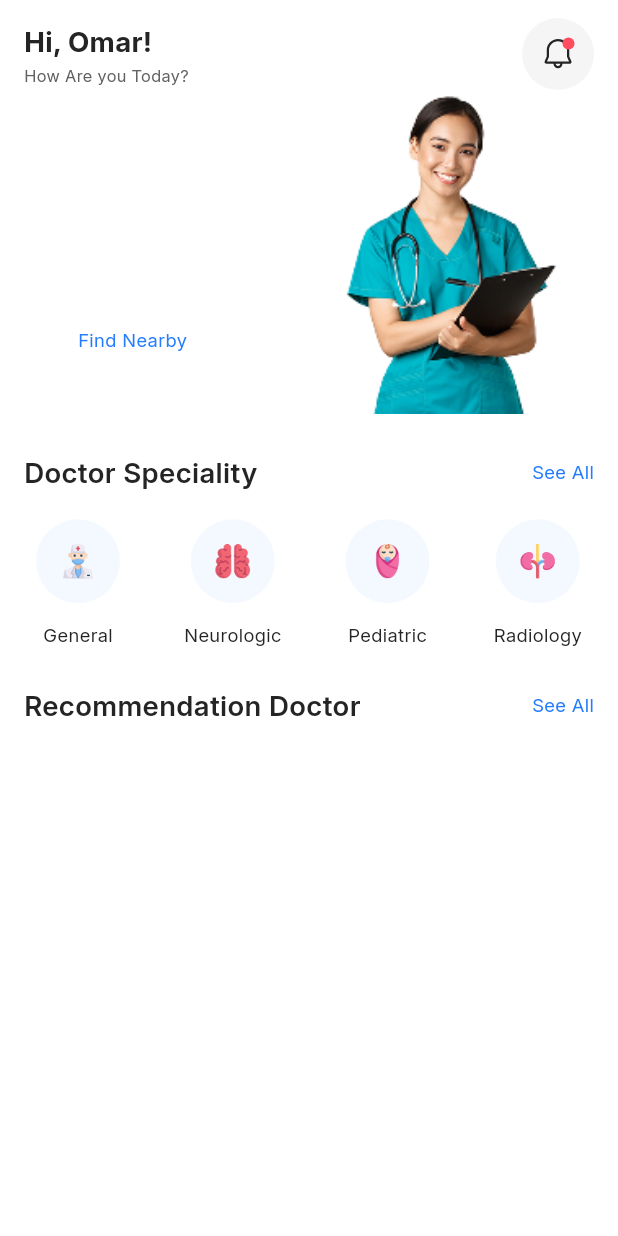
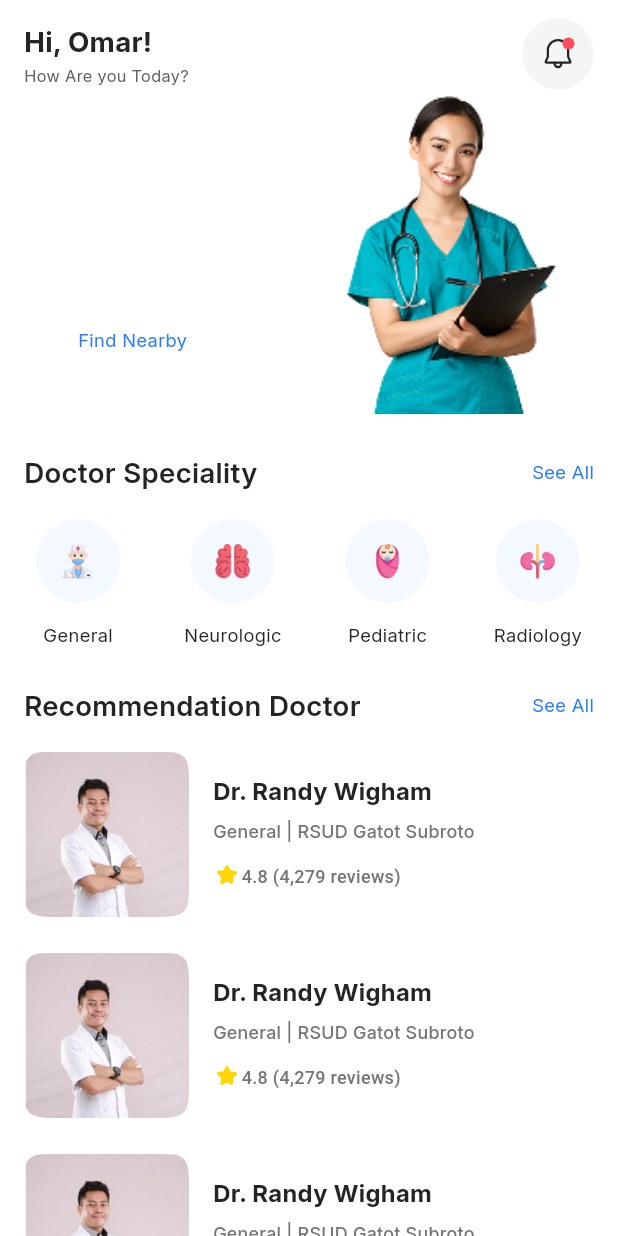
Before and after one commit to essamalrawi/docdoc, a Flutter app: the screen it shows after launch, on a phone screen of 412 x 824 dp. Run offline on Flutter 3.47's test engine with Material 3 defaults, Android fonts, the phone set to English and light mode, and no system bars; our stand-ins replace bloc, flutter_bloc, flutter_svg, flutter_svg_provider; missing offline and left inert: dart:ffi; Roboto replaces fonts that are missing (Urbanist).

Commit message:
feat: add RecommendationDoctorHeader and RecommendationDoctorCard widgets; update HomeViewBody structure and asset constants

```diff
--- a/lib/constants/assets.dart
+++ b/lib/constants/assets.dart
@@ -66,6 +66,10 @@ class Assets {
   /// assets/images/icons/kidneys.png
   static const String imagesIconsKidneys = "assets/images/icons/kidneys.png";
 
+  /// Assets for imagesIconsStar
+  /// assets/images/icons/star.svg
+  static const String imagesIconsStar = "assets/images/icons/star.svg";
+
   /// Assets for imagesNativeSplash
   /// assets/images/native_splash.png
   static const String imagesNativeSplash = "assets/images/native_splash.png";
@@ -82,6 +86,10 @@ class Assets {
   /// assets/images/on_boarding_pic.png
   static const String imagesOnBoardingPic = "assets/images/on_boarding_pic.png";
 
+  /// Assets for imagesPerson
+  /// assets/images/person.png
+  static const String imagesPerson = "assets/images/person.png";
+
   /// Assets for imagesProfilePicture
   /// assets/images/profile_picture.png
   static const String imagesProfilePicture = "assets/images/profile_picture.png";
--- a/lib/features/home/presentation/views/widgets/home_view_body.dart
+++ b/lib/features/home/presentation/views/widgets/home_view_body.dart
@@ -1,7 +1,8 @@
 import 'package:docdoc/features/home/presentation/views/widgets/custom_home_app_bar.dart';
 import 'package:docdoc/features/home/presentation/views/widgets/doctor_speciality_section.dart';
+import 'package:docdoc/features/home/presentation/views/widgets/recommendation_doctor_card.dart';
+import 'package:docdoc/features/home/presentation/views/widgets/recommendation_doctor_header.dart';
 import 'package:flutter/material.dart';
-import '../../../../../core/utils/app_styles.dart';
 import 'find_nearby_section.dart';
 
 class HomeViewBody extends StatelessWidget {
@@ -11,6 +12,9 @@ class HomeViewBody extends StatelessWidget {
   Widget build(BuildContext context) {
     return Padding(
       padding: const EdgeInsets.symmetric(horizontal: 16.0),
+      child: CustomScrollView(
+        slivers: [
+          SliverToBoxAdapter(
             child: Column(
               children: [
                 SizedBox(height: 12),
@@ -20,52 +24,21 @@ class HomeViewBody extends StatelessWidget {
                 SizedBox(height: 24),
                 DoctorSpecialitySection(),
                 SizedBox(height: 22),
-          RecommendationDoctor(),
+                RecommendationDoctorHeader(),
+                SizedBox(height: 16),
+              ],
+            ),
+          ),
+          SliverList(
+            delegate: SliverChildBuilderDelegate((context, index) {
+              return Padding(
+                padding: const EdgeInsets.only(bottom: 24),
+                child: RecommendationDoctorCard(),
+              );
+            }, childCount: 10),
+          ),
         ],
       ),
     );
   }
 }
-
-class RecommendationDoctor extends StatelessWidget {
-  const RecommendationDoctor({super.key});
-
-  @override
-  Widget build(BuildContext context) {
-    return Column(
-      children: [
-        Row(
-          mainAxisAlignment: MainAxisAlignment.spaceBetween,
-          children: [
-            Text(
-              'Recommendation Doctor',
-              style: AppStyles.styleRegular18px(context).copyWith(
-                color: const Color(0xFF242424),
-                fontFamily: 'Inter',
-                fontWeight: FontWeight.w600,
-                height: 1.60,
-              ),
-            ),
-            Text(
-              'See All',
-              textAlign: TextAlign.right,
-              style: AppStyles.styleRegular12px(
-                context,
-              ).copyWith(color: const Color(0xFF247CFF), height: 1.50),
-            ),
-          ],
-        ),
-        SizedBox(height: 16),
-      ],
-    );
-  }
-}
-
-class RecommendationDoctorCard extends StatelessWidget {
-  const RecommendationDoctorCard({super.key});
-
-  @override
-  Widget build(BuildContext context) {
-    return Row(children: [Container()]);
-  }
-}
--- /dev/null
+++ b/lib/features/home/presentation/views/widgets/recommendation_doctor_card.dart
@@ -0,0 +1,64 @@
+import 'package:docdoc/constants/assets.dart';
+import 'package:flutter/material.dart';
+import 'package:flutter_svg/flutter_svg.dart';
+
+class RecommendationDoctorCard extends StatelessWidget {
+  const RecommendationDoctorCard({super.key});
+
+  @override
+  Widget build(BuildContext context) {
+    return Row(
+      children: [
+        Container(
+          height: 110,
+          width: 110,
+          decoration: BoxDecoration(borderRadius: BorderRadius.circular(12)),
+          child: Image.asset(Assets.imagesPerson),
+        ),
+        SizedBox(width: 16),
+        Column(
+          crossAxisAlignment: CrossAxisAlignment.start,
+          children: [
+            Text(
+              'Dr. Randy Wigham',
+              style: TextStyle(
+                color: const Color(0xFF242424),
+                fontSize: 16,
+                fontFamily: 'Inter',
+                fontWeight: FontWeight.w700,
+                height: 1.20,
+              ),
+            ),
+            SizedBox(height: 8),
+            Text(
+              'General | RSUD Gatot Subroto',
+              style: TextStyle(
+                color: const Color(0xFF757575),
+                fontSize: 12,
+                fontFamily: 'Inter',
+                fontWeight: FontWeight.w500,
+                letterSpacing: 0.20,
+              ),
+            ),
+            SizedBox(height: 12),
+            Row(
+              children: [
+                SvgPicture.asset(Assets.imagesIconsStar),
+                Text(
+                  '4.8 (4,279 reviews)',
+                  style: TextStyle(
+                    color: const Color(0xFF757575),
+                    fontSize: 12,
+                    fontFamily: 'Urbanist',
+                    fontWeight: FontWeight.w500,
+                    letterSpacing: 0.20,
+                  ),
+                ),
+              ],
+            ),
+          ],
+        ),
+      ],
+    );
+  }
+}
--- /dev/null
+++ b/lib/features/home/presentation/views/widgets/recommendation_doctor_header.dart
@@ -0,0 +1,35 @@
+import 'package:docdoc/core/utils/app_styles.dart';
+import 'package:flutter/material.dart';
+
+class RecommendationDoctorHeader extends StatelessWidget {
+  const RecommendationDoctorHeader({super.key});
+
+  @override
+  Widget build(BuildContext context) {
+    return Column(
+      children: [
+        Row(
+          mainAxisAlignment: MainAxisAlignment.spaceBetween,
+          children: [
+            Text(
+              'Recommendation Doctor',
+              style: AppStyles.styleRegular18px(context).copyWith(
+                color: const Color(0xFF242424),
+                fontFamily: 'Inter',
+                fontWeight: FontWeight.w600,
+                height: 1.60,
+              ),
+            ),
+            Text(
+              'See All',
+              textAlign: TextAlign.right,
+              style: AppStyles.styleRegular12px(
+                context,
+              ).copyWith(color: const Color(0xFF247CFF), height: 1.50),
+            ),
+          ],
+        ),
+      ],
+    );
+  }
+}
```
Lines whose indentation alone changed are shown as unchanged.
